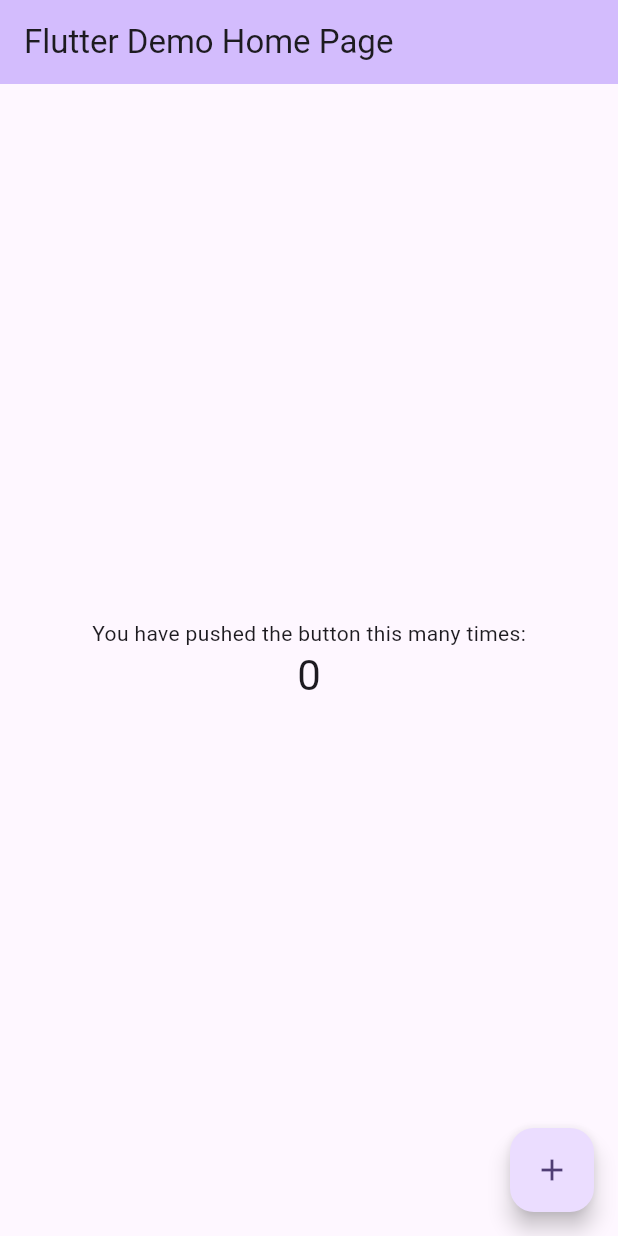
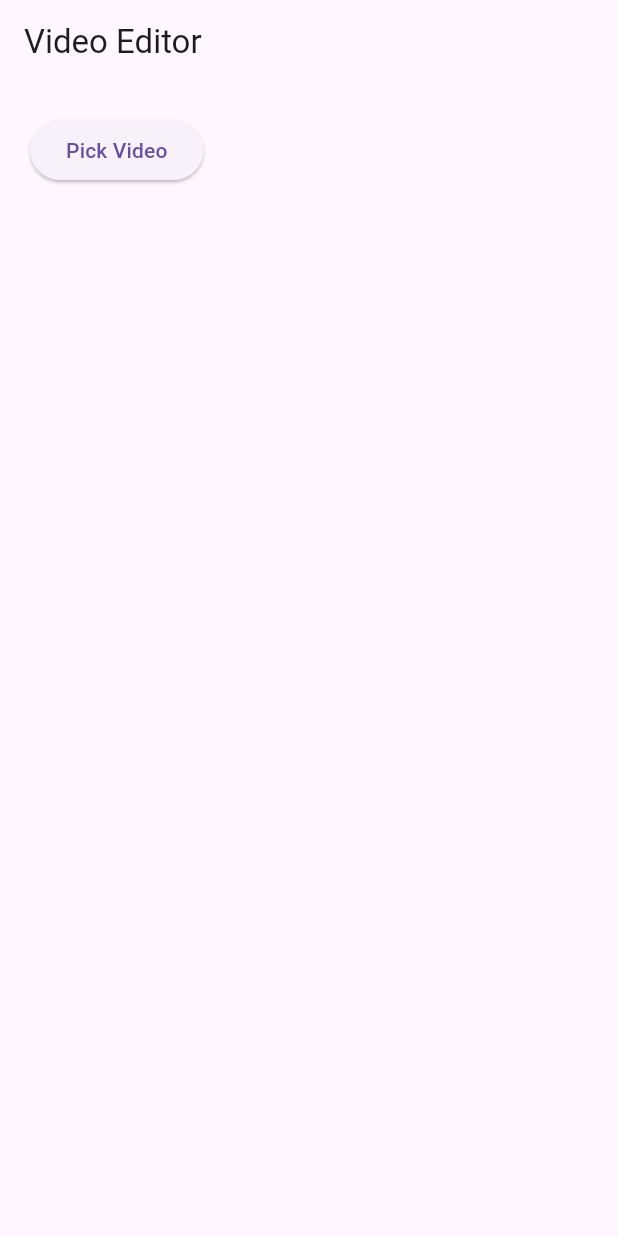
Before and after one commit to Dev-Asif-Ali/clip-craft, a Flutter app: the screen it shows after launch, on a phone screen of 412 x 824 dp. Run offline on Flutter 3.47's test engine with Material 3 defaults, Android fonts, the phone set to English and light mode, and no system bars; our stand-ins replace file_picker; missing offline and left inert: ffmpeg_kit_flutter_new.

Commit message:
check github action with new changes

```diff
--- a/lib/main.dart
+++ b/lib/main.dart
@@ -1,4 +1,5 @@
 import 'package:flutter/material.dart';
+import 'screens/home_screen.dart';
 
 void main() {
   runApp(const MyApp());
@@ -7,119 +8,12 @@ void main() {
 class MyApp extends StatelessWidget {
   const MyApp({super.key});
 
-  // This widget is the root of your application.
   @override
   Widget build(BuildContext context) {
     return MaterialApp(
-      title: 'Flutter Demo',
-      theme: ThemeData(
-        // This is the theme of your application.
-        //
-        // TRY THIS: Try running your application with "flutter run". You'll see
-        // the application has a purple toolbar. Then, without quitting the app,
-        // try changing the seedColor in the colorScheme below to Colors.green
-        // and then invoke "hot reload" (save your changes or press the "hot
-        // reload" button in a Flutter-supported IDE, or press "r" if you used
-        // the command line to start the app).
-        //
-        // Notice that the counter didn't reset back to zero; the application
-        // state is not lost during the reload. To reset the state, use hot
-        // restart instead.
-        //
-        // This works for code too, not just values: Most code changes can be
-        // tested with just a hot reload.
-        colorScheme: ColorScheme.fromSeed(seedColor: Colors.deepPurple),
-        useMaterial3: true,
-      ),
-      home: const MyHomePage(title: 'Flutter Demo Home Page'),
+      title: 'Video Editor App',
+      theme: ThemeData(primarySwatch: Colors.blue),
+      home: const HomeScreen(),
     );
   }
 }
-
-class MyHomePage extends StatefulWidget {
-  const MyHomePage({super.key, required this.title});
-
-  // This widget is the home page of your application. It is stateful, meaning
-  // that it has a State object (defined below) that contains fields that affect
-  // how it looks.
-
-  // This class is the configuration for the state. It holds the values (in this
-  // case the title) provided by the parent (in this case the App widget) and
-  // used by the build method of the State. Fields in a Widget subclass are
-  // always marked "final".
-
-  final String title;
-
-  @override
-  State<MyHomePage> createState() => _MyHomePageState();
-}
-
-class _MyHomePageState extends State<MyHomePage> {
-  int _counter = 0;
-
-  void _incrementCounter() {
-    setState(() {
-      // This call to setState tells the Flutter framework that something has
-      // changed in this State, which causes it to rerun the build method below
-      // so that the display can reflect the updated values. If we changed
-      // _counter without calling setState(), then the build method would not be
-      // called again, and so nothing would appear to happen.
-      _counter++;
-    });
-  }
-
-  @override
-  Widget build(BuildContext context) {
-    // This method is rerun every time setState is called, for instance as done
-    // by the _incrementCounter method above.
-    //
-    // The Flutter framework has been optimized to make rerunning build methods
-    // fast, so that you can just rebuild anything that needs updating rather
-    // than having to individually change instances of widgets.
-    return Scaffold(
-      appBar: AppBar(
-        // TRY THIS: Try changing the color here to a specific color (to
-        // Colors.amber, perhaps?) and trigger a hot reload to see the AppBar
-        // change color while the other colors stay the same.
-        backgroundColor: Theme.of(context).colorScheme.inversePrimary,
-        // Here we take the value from the MyHomePage object that was created by
-        // the App.build method, and use it to set our appbar title.
-        title: Text(widget.title),
-      ),
-      body: Center(
-        // Center is a layout widget. It takes a single child and positions it
-        // in the middle of the parent.
-        child: Column(
-          // Column is also a layout widget. It takes a list of children and
-          // arranges them vertically. By default, it sizes itself to fit its
-          // children horizontally, and tries to be as tall as its parent.
-          //
-          // Column has various properties to control how it sizes itself and
-          // how it positions its children. Here we use mainAxisAlignment to
-          // center the children vertically; the main axis here is the vertical
-          // axis because Columns are vertical (the cross axis would be
-          // horizontal).
-          //
-          // TRY THIS: Invoke "debug painting" (choose the "Toggle Debug Paint"
-          // action in the IDE, or press "p" in the console), to see the
-          // wireframe for each widget.
-          mainAxisAlignment: MainAxisAlignment.center,
-          children: <Widget>[
-            const Text(
-              'You have pushed the button this many times:',
-            ),
-            Text(
-              '$_counter',
-              style: Theme.of(context).textTheme.headlineMedium,
-            ),
-          ],
-        ),
-      ),
-      floatingActionButton: FloatingActionButton(
-        onPressed: _incrementCounter,
-        tooltip: 'Increment',
-        child: const Icon(Icons.add),
-      ), // This trailing comma makes auto-formatting nicer for build methods.
-    );
-  }
-}
--- a/lib/screens/home_screen.dart
+++ b/lib/screens/home_screen.dart
@@ -0,0 +1,68 @@
+import 'dart:io';
+import 'package:flutter/material.dart';
+import 'package:file_picker/file_picker.dart';
+import 'package:path_provider/path_provider.dart';
+import '../services/ffmpeg_service.dart';
+
+class HomeScreen extends StatefulWidget {
+  const HomeScreen({super.key});
+
+  @override
+  State<HomeScreen> createState() => _HomeScreenState();
+}
+
+class _HomeScreenState extends State<HomeScreen> {
+  String? selectedVideo;
+  String? outputVideo;
+  bool isProcessing = false;
+
+  final ffmpegService = FFmpegService();
+
+  Future<void> pickVideo() async {
+    final result = await FilePicker.platform.pickFiles(type: FileType.video);
+    if (result != null) {
+      setState(() => selectedVideo = result.files.single.path);
+    }
+  }
+
+  Future<void> trimSelectedVideo() async {
+    if (selectedVideo == null) return;
+
+    setState(() => isProcessing = true);
+
+    final dir = await getApplicationDocumentsDirectory();
+    outputVideo = '${dir.path}/trimmed_video.mp4';
+
+    await ffmpegService.trimVideo(selectedVideo!, outputVideo!, '00:00:05', '00:00:10');
+
+    setState(() => isProcessing = false);
+    ScaffoldMessenger.of(context).showSnackBar(
+      SnackBar(content: Text("Video trimmed! Saved at $outputVideo")),
+    );
+  }
+
+  @override
+  Widget build(BuildContext context) {
+    return Scaffold(
+      appBar: AppBar(title: const Text("Video Editor")),
+      body: Padding(
+        padding: const EdgeInsets.all(20),
+        child: Column(
+          children: [
+            ElevatedButton(
+              onPressed: pickVideo,
+              child: const Text("Pick Video"),
+            ),
+            if (selectedVideo != null) ...[
+              Text("Selected: $selectedVideo"),
+              ElevatedButton(
+                onPressed: trimSelectedVideo,
+                child: isProcessing ? const CircularProgressIndicator() : const Text("Trim Video"),
+              ),
+            ],
+          ],
+        ),
+      ),
+    );
+  }
+}
--- /dev/null
+++ b/lib/services/ffmpeg_service.dart
@@ -0,0 +1,8 @@
+import 'package:ffmpeg_kit_flutter_new/ffmpeg_kit.dart';
+
+class FFmpegService {
+  Future<void> trimVideo(String inputPath, String outputPath, String start, String end) async {
+    String command = '-i "$inputPath" -ss $start -to $end -c copy "$outputPath"';
+    await FFmpegKit.execute(command);
+  }
+}
--- a/pubspec.yaml
+++ b/pubspec.yaml
@@ -34,6 +34,10 @@ dependencies:
   # The following adds the Cupertino Icons font to your application.
   # Use with the CupertinoIcons class for iOS style icons.
   cupertino_icons: ^1.0.8
+  ffmpeg_kit_flutter_new: ^3.1.0
+  file_picker: ^10.2.4
+  path_provider:
+  permission_handler:
 
 dev_dependencies:
   flutter_test:
```
Also changed, not shown: 3 other files.
